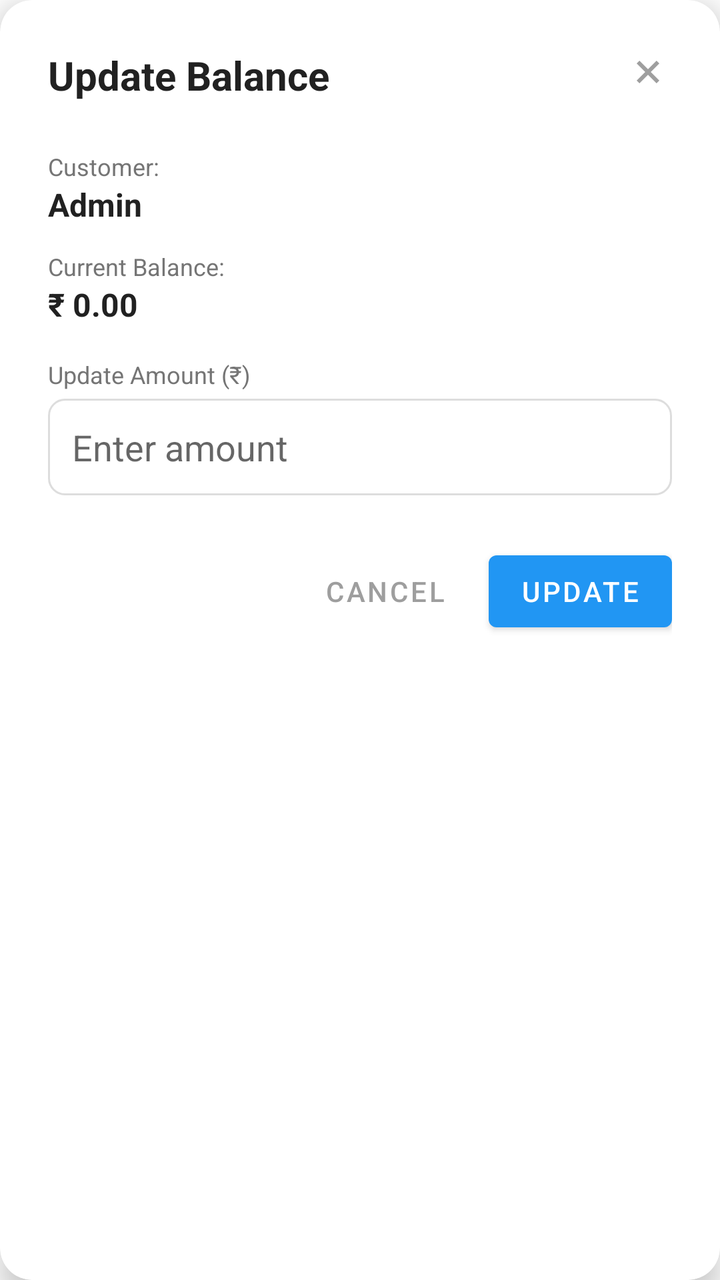
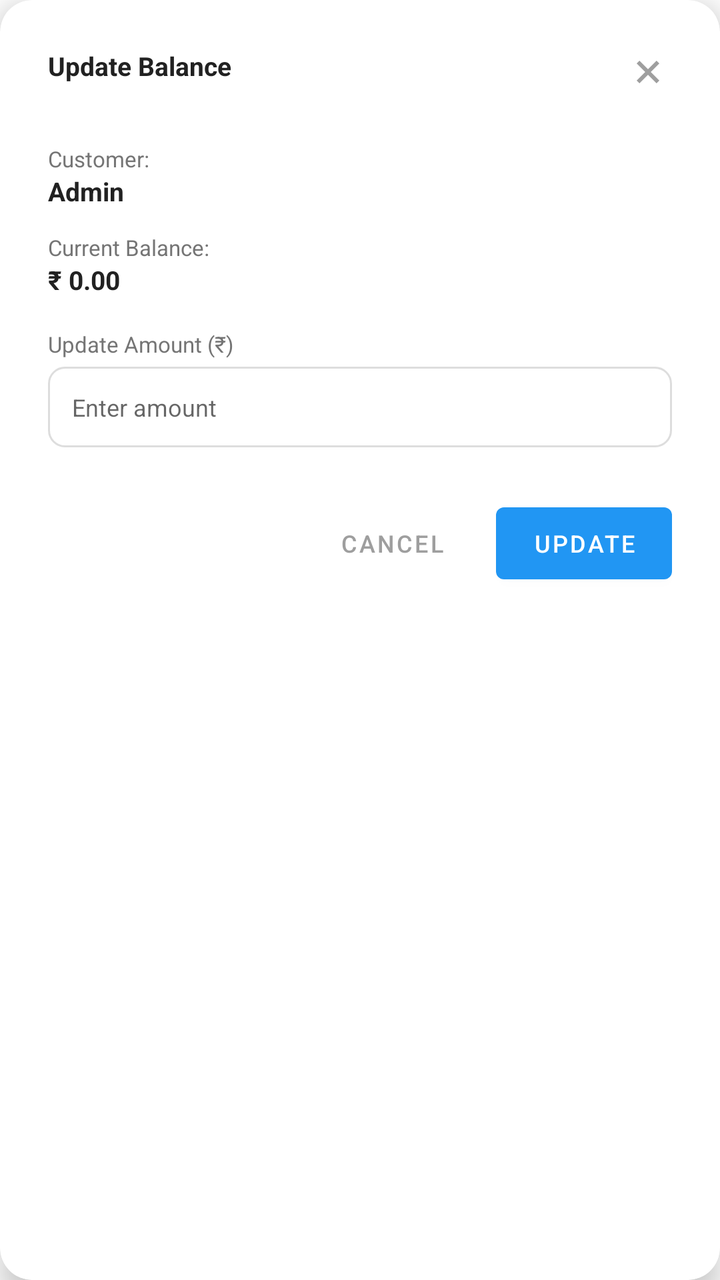

Two renders of the same Android screen: before a commit and after it. Below are the layout's source before the change and the commit's diff.
<!-- AndroidManifest.xml: application theme Theme.SVDAgency -->
<!-- res/layout/admin_customer_balance_update.xml -->
<?xml version="1.0" encoding="utf-8"?>
<com.google.android.material.card.MaterialCardView
    xmlns:android="http://schemas.android.com/apk/res/android"
    xmlns:app="http://schemas.android.com/apk/res-auto"
    android:layout_width="match_parent"
    android:layout_height="wrap_content"
    app:cardCornerRadius="16dp"
    app:cardBackgroundColor="@color/card_background"
    app:strokeWidth="0dp"
    app:cardElevation="8dp">

    <LinearLayout
        android:layout_width="match_parent"
        android:layout_height="wrap_content"
        android:orientation="vertical"
        android:padding="24dp">

        
        <RelativeLayout
            android:layout_width="match_parent"
            android:layout_height="wrap_content"
            android:layout_marginBottom="16dp">

            <TextView
                android:layout_width="wrap_content"
                android:layout_height="wrap_content"
                android:text="Update Balance"
                android:textSize="20sp"
                android:textStyle="bold"
                android:textColor="@color/textColorPrimary"/>

            <ImageView
                android:id="@+id/btnClose"
                android:layout_width="24dp"
                android:layout_height="24dp"
                android:src="@drawable/ic_add"
                android:rotation="45"
                app:tint="@color/gray500"
                android:layout_alignParentEnd="true"
                android:background="?attr/selectableItemBackgroundBorderless"
                android:clickable="true"
                android:focusable="true"/>
        </RelativeLayout>

        
        <TextView
            android:layout_width="wrap_content"
            android:layout_height="wrap_content"
            android:text="Customer:"
            android:textSize="12sp"
            android:textColor="@color/textColorSecondary"
            android:layout_marginTop="8dp"/>

        <TextView
            android:id="@+id/txtCustomerName"
            android:layout_width="wrap_content"
            android:layout_height="wrap_content"
            android:text="Admin"
            android:textSize="16sp"
            android:textStyle="bold"
            android:textColor="@color/textColorPrimary"
            android:layout_marginBottom="12dp"/>

        
        <TextView
            android:layout_width="wrap_content"
            android:layout_height="wrap_content"
            android:text="Current Balance:"
            android:textSize="12sp"
            android:textColor="@color/textColorSecondary"/>

        <TextView
            android:id="@+id/txtCurrentBalance"
            android:layout_width="wrap_content"
            android:layout_height="wrap_content"
            android:text="₹ 0.00"
            android:textSize="16sp"
            android:textStyle="bold"
            android:textColor="@color/textColorPrimary"
            android:layout_marginBottom="16dp"/>

        
        <TextView
            android:layout_width="wrap_content"
            android:layout_height="wrap_content"
            android:text="Update Amount (₹)"
            android:textSize="12sp"
            android:textColor="@color/textColorSecondary"
            android:layout_marginBottom="4dp"/>

        <EditText
            android:id="@+id/etAmount"
            android:layout_width="match_parent"
            android:layout_height="wrap_content"
            android:background="@drawable/bg_edittext"
            android:padding="12dp"
            android:hint="Enter amount"
            android:inputType="numberDecimal|numberSigned"
            android:textColor="@color/textColorPrimary"
            android:layout_marginBottom="24dp"/>

        
        <LinearLayout
            android:layout_width="match_parent"
            android:layout_height="wrap_content"
            android:orientation="horizontal"
            android:gravity="end">

            <com.google.android.material.button.MaterialButton
                android:id="@+id/btnCancel"
                style="@style/Widget.MaterialComponents.Button.TextButton"
                android:layout_width="wrap_content"
                android:layout_height="wrap_content"
                android:text="Cancel"
                android:textColor="@color/gray500"
                android:layout_marginEnd="8dp"/>

            <com.google.android.material.button.MaterialButton
                android:id="@+id/btnUpdate"
                android:layout_width="wrap_content"
                android:layout_height="wrap_content"
                android:text="Update"
                app:backgroundTint="@color/icon_blue"/>

        </LinearLayout>

    </LinearLayout>
</com.google.android.material.card.MaterialCardView>
<!-- resources referenced by this layout -->
<resources>
  <color name="card_background">#FFFFFF</color>
  <color name="gray500">#9E9E9E</color>
  <color name="icon_blue">#2196F3</color>
  <color name="textColorPrimary">#212121</color>
  <color name="textColorSecondary">#757575</color>
  <!-- drawable bg_edittext (drawable) -->
  <?xml version="1.0" encoding="utf-8"?>
  <shape xmlns:android="http://schemas.android.com/apk/res/android"
      android:shape="rectangle">
  
      <solid android:color="@color/editTextBackground"/>
  
      <stroke
          android:width="1dp"
          android:color="@color/editTextStroke"/>
  
      <corners android:radius="8dp"/>
  </shape>
  <!-- drawable ic_add (drawable) -->
  <vector xmlns:android="http://schemas.android.com/apk/res/android"
      android:width="24dp"
      android:height="24dp"
      android:viewportWidth="24"
      android:viewportHeight="24">
      <path
          android:fillColor="#FF000000"
          android:pathData="M19,13h-6v6h-2v-6H5v-2h6V5h2v6h6v2z"/>
  </vector>
  <style name="Theme.SVDAgency" parent="Theme.MaterialComponents.DayNight.NoActionBar">
          
          <item name="colorPrimary">@color/brand_red</item>
          <item name="colorPrimaryVariant">@color/brand_red</item>
          <item name="colorOnPrimary">@color/white</item>
          
          <item name="colorSecondary">@color/colorAccent</item>
          <item name="colorSecondaryVariant">@color/colorAccent</item>
          <item name="colorOnSecondary">@color/black</item>
  
          
          <item name="android:statusBarColor" tools:targetApi="l">@color/brand_red</item>
          <item name="android:windowLightStatusBar" tools:targetApi="m">false</item>
          <item name="android:windowDrawsSystemBarBackgrounds">true</item>
      </style>
  <color name="editTextBackground">#FFFFFF</color>
  <color name="editTextStroke">#DDDDDD</color>
  <color name="brand_red">#D32F2F</color>
  <color name="white">#FFFFFFFF</color>
  <color name="colorAccent">#FF5252</color>
  <color name="black">#FF000000</color>
</resources>

<!-- the commit's change to res/layout/admin_customer_balance_update.xml (unified diff, before → after) -->
@@ -25,7 +25,7 @@
                 android:layout_width="wrap_content"
                 android:layout_height="wrap_content"
                 android:text="Update Balance"
-                android:textSize="20sp"
+                android:textSize="13sp"
                 android:textStyle="bold"
                 android:textColor="@color/textColorPrimary"/>
 
@@ -47,7 +47,7 @@
             android:layout_width="wrap_content"
             android:layout_height="wrap_content"
             android:text="Customer:"
-            android:textSize="12sp"
+            android:textSize="11sp"
             android:textColor="@color/textColorSecondary"
             android:layout_marginTop="8dp"/>
 
@@ -56,7 +56,7 @@
             android:layout_width="wrap_content"
             android:layout_height="wrap_content"
             android:text="Admin"
-            android:textSize="16sp"
+            android:textSize="13sp"
             android:textStyle="bold"
             android:textColor="@color/textColorPrimary"
             android:layout_marginBottom="12dp"/>
@@ -66,7 +66,7 @@
             android:layout_width="wrap_content"
             android:layout_height="wrap_content"
             android:text="Current Balance:"
-            android:textSize="12sp"
+            android:textSize="11sp"
             android:textColor="@color/textColorSecondary"/>
 
         <TextView
@@ -74,7 +74,7 @@
             android:layout_width="wrap_content"
             android:layout_height="wrap_content"
             android:text="₹ 0.00"
-            android:textSize="16sp"
+            android:textSize="13sp"
             android:textStyle="bold"
             android:textColor="@color/textColorPrimary"
             android:layout_marginBottom="16dp"/>
@@ -84,7 +84,7 @@
             android:layout_width="wrap_content"
             android:layout_height="wrap_content"
             android:text="Update Amount (₹)"
-            android:textSize="12sp"
+            android:textSize="11sp"
             android:textColor="@color/textColorSecondary"
             android:layout_marginBottom="4dp"/>
 
@@ -95,6 +95,7 @@
             android:background="@drawable/bg_edittext"
             android:padding="12dp"
             android:hint="Enter amount"
+            android:textSize="12sp"
             android:inputType="numberDecimal|numberSigned"
             android:textColor="@color/textColorPrimary"
             android:layout_marginBottom="24dp"/>
@@ -112,6 +113,7 @@
                 android:layout_width="wrap_content"
                 android:layout_height="wrap_content"
                 android:text="Cancel"
+                android:textSize="12sp"
                 android:textColor="@color/gray500"
                 android:layout_marginEnd="8dp"/>
 
@@ -120,6 +122,7 @@
                 android:layout_width="wrap_content"
                 android:layout_height="wrap_content"
                 android:text="Update"
+                android:textSize="12sp"
                 app:backgroundTint="@color/icon_blue"/>
 
         </LinearLayout>
